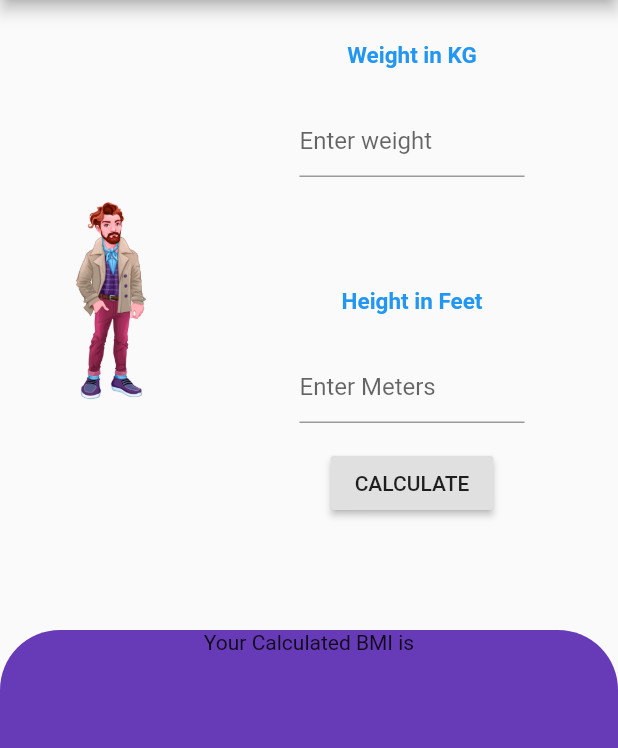
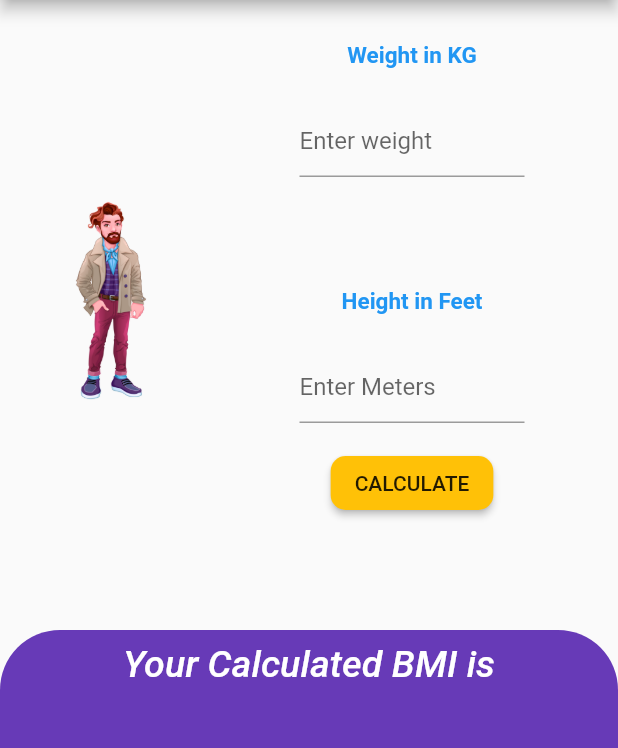
Before and after one commit to meer-khan/BMI-Calculator-Using-Flutter, a Flutter app: the screen it shows after launch, after a tap on "Male", on a phone screen of 412 x 824 dp, the part 84-832 px from its top. Run offline on Flutter 3.47's test engine with Material 2 defaults, Android fonts, the phone set to English and light mode, and no system bars.

Commit message:
second commit

```diff
--- a/lib/bmicalculator.dart
+++ b/lib/bmicalculator.dart
@@ -1,4 +1,6 @@
 import 'dart:ui';
+import 'dart:math';
+// import 'package:google_fonts/google_fonts.dart';
 
 import 'package:flutter/material.dart';
 
@@ -8,87 +10,26 @@ class BMICalculator extends StatefulWidget {
 }
 
 class _BMICalculatorState extends State<BMICalculator> {
-  extra(gender) {
-    // Container(
-    //             decoration: BoxDecoration(),
-    //             child: gender == 'Male'
-    //                 ? Align(
-    //                     alignment: Alignment(100, 100),
-    //                     // decoration: BoxDecoration(),
-    //                     child: Image.asset(
-    //                       'asset/man.png',
-    //                       height: 200,
-    //                       alignment: Alignment.topLeft,
-    //                     ),
-    //                   )
-    //                 : Image.asset(
-    //                     'asset/girl.png',
-    //                     height: 200,
-    //                   ),
-    //           ),
-    //           SizedBox(
-    //             width: 10,
-    //           ),
-    //           Column(
-    //             children: [
-    //               SizedBox(
-    //                 height: 10,
-    //               ),
-    //               Container(
-    //                 decoration: BoxDecoration(
-    //                     color: Colors.blue,
-    //                     borderRadius: BorderRadius.circular(15)),
-    //                 child: Padding(
-    //                   padding: const EdgeInsets.all(8.0),
-    //                   child: Text(
-    //                     "Weight in KG",
-    //                     style: TextStyle(color: Colors.white, fontSize: 15),
-    //                   ),
-    //                 ),
-    //               ),
-    //               Container(
-    //                 width: 150,
-    //                 height: 100,
-    //                 child: Align(
-    //                   alignment: Alignment.centerLeft,
-    //                   child: Material(
-    //                     child: TextField(
-    //                       keyboardType: TextInputType.number,
-    //                       decoration:
-    //                           InputDecoration(hintText: "Enter weight"),
-    //                     ),
-    //                   ),
-    //                 ),
-    //               ),
-    //               Container(
-    //                 decoration: BoxDecoration(
-    //                     color: Colors.blue,
-    //                     borderRadius: BorderRadius.circular(15)),
-    //                 child: Padding(
-    //                   padding: const EdgeInsets.all(8.0),
-    //                   child: Text(
-    //                     "Height in Feet",
-    //                     style: TextStyle(color: Colors.white, fontSize: 15),
-    //                   ),
-    //                 ),
-    //               ),
-    //               Container(
-    //                 width: 150,
-    //                 height: 100,
-    //                 child: Align(
-    //                   alignment: Alignment.centerLeft,
-    //                   child: Material(
-    //                     child: TextField(
-    //                       keyboardType: TextInputType.number,
-    //                       decoration:
-    //                           InputDecoration(hintText: "Enter Meters"),
-    //                     ),
-    //                   ),
-    //                 ),
-    //               ),
-    //             ],
-    //           );
+  var bmi;
+
+  final heightController = TextEditingController();
+  final weightController = TextEditingController();
+  void dispose() {
+    heightController.dispose();
+    weightController.dispose();
+    super.dispose();
   }
+
+  _calculateBMI(height, weight) {
+    height = double.parse(height.text);
+    weight = double.parse(weight.text);
+    var bmi = weight / pow(height, 2);
+    bmi = bmi.toStringAsFixed(2);
+    bmi = double.parse(bmi);
+    print(bmi.runtimeType);
+    return bmi;
+  }
+
   @override
   Widget build(BuildContext context) {
     final gender = ModalRoute.of(context).settings.arguments;
@@ -148,6 +89,7 @@ class _BMICalculatorState extends State<BMICalculator> {
                               alignment: Alignment.centerLeft,
                               child: Material(
                                 child: TextField(
+                                  controller: weightController,
                                   keyboardType: TextInputType.number,
                                   decoration:
                                       InputDecoration(hintText: "Enter weight"),
@@ -180,6 +122,7 @@ class _BMICalculatorState extends State<BMICalculator> {
                               alignment: Alignment.centerLeft,
                               child: Material(
                                 child: TextField(
+                                  controller: heightController,
                                   keyboardType: TextInputType.number,
                                   decoration:
                                       InputDecoration(hintText: "Enter Meters"),
@@ -188,7 +131,16 @@ class _BMICalculatorState extends State<BMICalculator> {
                             ),
                           ),
                           RaisedButton(
-                            onPressed: () {},
+                            color: Colors.amber,
+                            shape: RoundedRectangleBorder(
+                                borderRadius: BorderRadius.circular(10)),
+                            onPressed: () {
+                              print(heightController.text);
+                              bmi = _calculateBMI(
+                                  heightController, weightController);
+                              print(bmi);
+                              this.setState(() {});
+                            },
                             child: Text("CALCULATE"),
                           )
                         ],
@@ -212,9 +164,22 @@ class _BMICalculatorState extends State<BMICalculator> {
                       ),
                       color: Colors.deepPurple,
                     ),
-                    child: Column(children: [Text("Your Calculated BMI is")]),
-
-                    // width: MediaQuery.of(context).size.width,
+                    child: Column(
+                      children: [
+                        Padding(
+                          padding: const EdgeInsets.all(8.0),
+                          child: Text(
+                            "Your Calculated BMI is",
+                            style: TextStyle(
+                              fontSize: 25,
+                              color: Colors.white,
+                              fontWeight: FontWeight.w500,
+                              fontStyle: FontStyle.italic,
+                            ),
+                          ),
+                        )
+                      ],
+                    ),
                   ),
                 ],
               ),
--- a/lib/main.dart
+++ b/lib/main.dart
@@ -46,12 +46,14 @@ class _MyHomePageState extends State<MyHomePage> {
         appBar: AppBar(
           title: Text(widget.title),
         ),
-      body: Padding(
-        padding: const EdgeInsets.all(8.0),
+        body: SingleChildScrollView(
+          child: Center(
+            child: Padding(
+              padding: const EdgeInsets.all(8),
               child: Container(
-          margin: EdgeInsets.fromLTRB(90, 0, 80, 0),
+                margin: EdgeInsets.only(left: 85, right: 85),
                 child: Column(
-            mainAxisAlignment: MainAxisAlignment.spaceAround,
+                  // mainAxisAlignment: MainAxisAlignment.spaceAround,
                   children: [
                     Row(
                       children: [
@@ -86,6 +88,9 @@ class _MyHomePageState extends State<MyHomePage> {
                         ),
                       ],
                     ),
+                    SizedBox(
+                      height: 30,
+                    ),
                     Row(
                       children: [
                         ButtonTheme(
@@ -118,6 +123,9 @@ class _MyHomePageState extends State<MyHomePage> {
                           ),
                         ),
                       ],
+                    ),
+                    SizedBox(
+                      height: 30,
                     ),
                     Row(
                       children: [
@@ -169,9 +177,10 @@ class _MyHomePageState extends State<MyHomePage> {
                 ),
               ),
             ),
-    )
+          ),
+        ),
+      ),
       // This trailing comma makes auto-formatting nicer for build methods.
-
     );
   }
 }
```
Also changed, not shown: pubspec.yaml (+10 -10 lines). Lines whose indentation alone changed are shown as unchanged.
